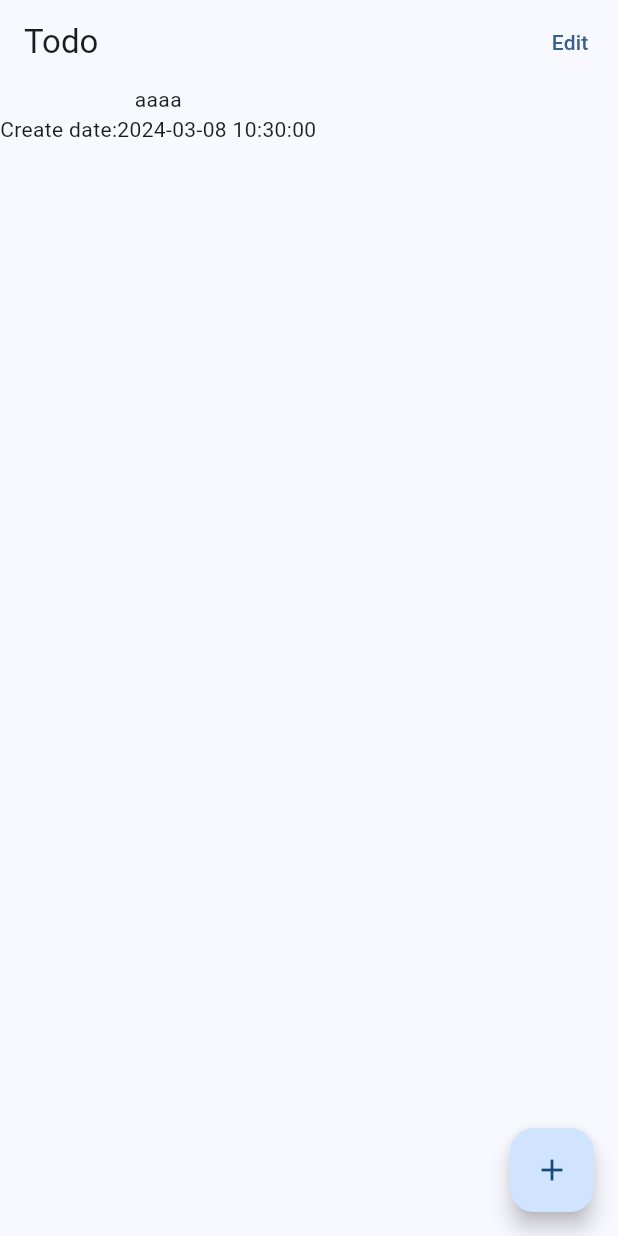
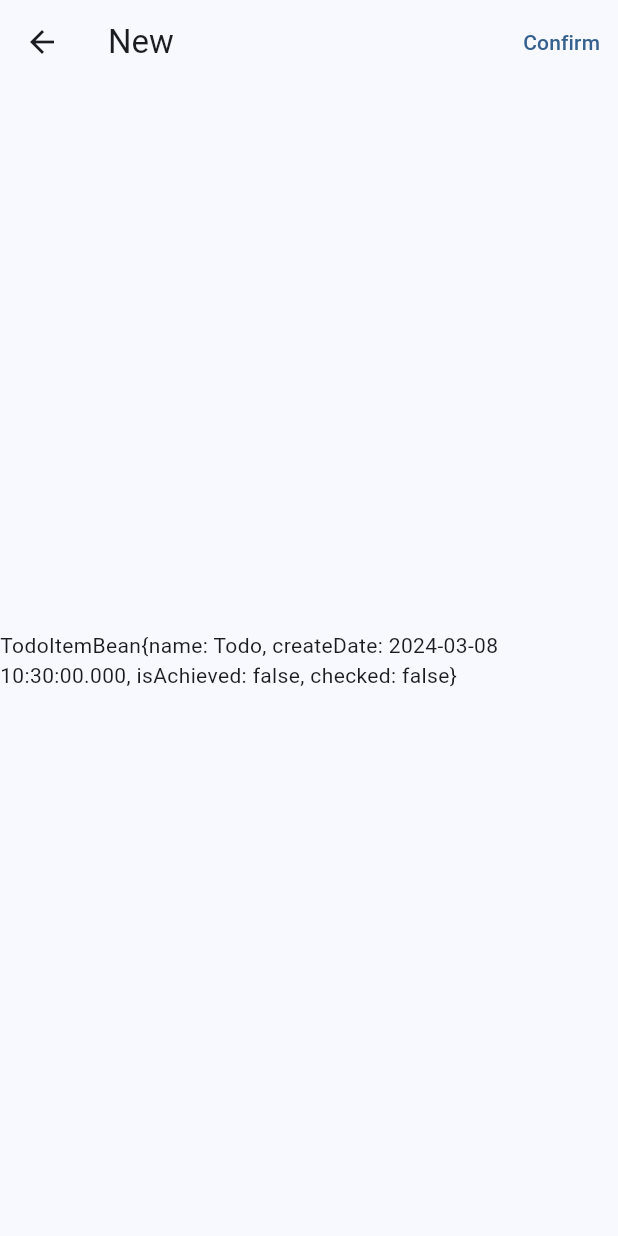
Before and after one commit to Jackjack47/todo_application, a Flutter app: the screen it shows after launch, after a tap on the "add" icon, on a phone screen of 412 x 824 dp. Run offline on Flutter 3.47's test engine with Material 3 defaults, Android fonts, the phone set to English and light mode, and no system bars; our stand-ins replace get; generated files the repository leaves out were written again.

Commit message:
first commit

```diff
--- a/lib/l10n/app_en.arb
+++ b/lib/l10n/app_en.arb
@@ -1,5 +1,9 @@
 {
   "todo": "Todo",
   "createDate": "Create date:",
-  "edit": "Edit"
+  "edit": "Edit",
+  "cancel": "Cancel",
+  "selectAll": "Select all",
+  "newTodo": "New",
+  "confirm": "Confirm"
 }
--- a/lib/l10n/app_zh.arb
+++ b/lib/l10n/app_zh.arb
@@ -1,5 +1,9 @@
 {
   "todo": "待办",
   "createDate": "创建日期：",
-  "edit": "编辑"
+  "edit": "编辑",
+  "cancel": "取消",
+  "selectAll": "全选",
+  "newTodo": "新建",
+  "confirm": "确定"
 }
--- a/lib/pages/home/home_controller.dart
+++ b/lib/pages/home/home_controller.dart
@@ -1,20 +1,83 @@
+import 'dart:async';
+
+import 'package:flutter/material.dart';
 import 'package:get/get.dart';
 
-import '../../models/todo_item.dart';
+import '../../view_models/todo_item_bean.dart';
+import '../todo_detail/todo_detail_page.dart';
 
 class HomeController extends GetxController {
-  RxList<TodoItem> todoItemList = RxList([]);
+  RxList<TodoItemBean> todoItemList = RxList([]);
   RxBool isEditMode = RxBool(false);
 
-  edit() {
-    isEditMode.value = !isEditMode.value;
+  bool _allChecked = false;
+  bool _allUnchecked = true;
+  late StreamSubscription? _todoItemListSubscription;
+
+  @override
+  void onClose() {
+    _todoItemListSubscription?.cancel();
+    _todoItemListSubscription = null;
+    super.onClose();
   }
 
-  addTodo() {
-    todoItemList.add(TodoItem(
-      name: 'aaaa',
-      createDate: DateTime.now(),
-      isAchieved: false,
-    ));
+  void onTodoItemListUpdate(List<TodoItemBean> data) {
+    var checked = true;
+    var unchecked = true;
+    for (var i = 0; i < data.length; ++i) {
+      var o = data[i];
+      checked = checked & o.checked;
+      unchecked = unchecked & !o.checked;
+    }
+    _allChecked = checked;
+    _allUnchecked = unchecked;
+  }
+
+  void edit() {
+    if (isEditMode.value) {
+      exitEditMode();
+    } else {
+      startEditMode();
+    }
+  }
+
+  void startEditMode() {
+    isEditMode.value = true;
+    _todoItemListSubscription = todoItemList.listen(onTodoItemListUpdate);
+  }
+
+  void exitEditMode() {
+    isEditMode.value = false;
+    _todoItemListSubscription?.cancel();
+    _todoItemListSubscription = null;
+    if (!_allUnchecked && todoItemList.isNotEmpty) {
+      todoItemList.value = todoItemList.map((e) => e.copyWith(checked: false)).toList();
+    }
+    _allChecked = false;
+    _allUnchecked = true;
+  }
+
+  void select(int index) {
+    final item = todoItemList[index];
+    todoItemList[index] = item.copyWith(checked: !item.checked);
+  }
+
+  void selectAll() {
+    todoItemList.value = todoItemList.map((e) => e.copyWith(checked: !_allChecked)).toList();
+  }
+
+  void delete() {
+    todoItemList.value = todoItemList.where((e) => !e.checked).toList();
+    exitEditMode();
+  }
+
+  void add(BuildContext context) {
+    Navigator.of(context)
+        .push<TodoItemBean>(MaterialPageRoute(builder: (context) => const TodoDetailPage()))
+        .then((data) {
+      if (data != null) {
+        todoItemList.add(data);
+      }
+    });
   }
 }
--- a/lib/pages/home/home_page.dart
+++ b/lib/pages/home/home_page.dart
@@ -17,14 +17,31 @@ class HomePage extends StatelessWidget {
           appBar: AppBar(
             title: Text(AppLocalizations.of(context)!.todo),
             actions: [
-              TextButton(onPressed: _.edit, child: Text(AppLocalizations.of(context)!.edit))
+              Obx(() {
+                final isEditMode = _.isEditMode.value;
+                return isEditMode
+                    ? TextButton(onPressed: _.selectAll, child: Text(AppLocalizations.of(context)!.selectAll))
+                    : const SizedBox();
+              }),
+              Obx(() {
+                final isEditMode = _.isEditMode.value;
+                return isEditMode
+                    ? TextButton(onPressed: _.edit, child: Text(AppLocalizations.of(context)!.cancel))
+                    : Obx(() {
+                        final data = _.todoItemList;
+                        return IconButton(onPressed: data.isEmpty ? null : _.edit, icon: const Icon(Icons.delete));
+                      });
+              }),
             ],
           ),
           body: const HomeTodoList(),
-          floatingActionButton: FloatingActionButton(
-            onPressed: _.addTodo,
-            child: const Icon(Icons.add),
-          ),
+          floatingActionButton: Obx(() {
+            final isEditMode = _.isEditMode.value;
+            return FloatingActionButton(
+              onPressed: () => isEditMode ? _.delete : _.add(context),
+              child: isEditMode ? const Icon(Icons.delete) : const Icon(Icons.add),
+            );
+          }),
         );
       },
     );
--- a/lib/pages/home/home_todo_list.dart
+++ b/lib/pages/home/home_todo_list.dart
@@ -1,10 +1,10 @@
 import 'package:flutter/material.dart';
 import 'package:get/get.dart';
-import 'package:flutter_gen/gen_l10n/app_localizations.dart';
-import 'package:todo_application/pages/home/home_todo_list_item.dart';
+import 'package:todo_application/pages/todo_detail/todo_detail_page.dart';
 
+import '../../view_models/todo_item_bean.dart';
 import 'home_controller.dart';
-import '../../utils/date_time_util.dart';
+import 'home_todo_list_item.dart';
 
 class HomeTodoList extends StatelessWidget {
   const HomeTodoList({super.key});
@@ -16,12 +16,25 @@ class HomeTodoList extends StatelessWidget {
         final data = _.todoItemList;
         final isEditMode = _.isEditMode.value;
         return ListView.builder(
-          itemBuilder: (BuildContext context, int index) {
+          physics: const BouncingScrollPhysics(),
+          prototypeItem: HomeTodoListItem(
+            item: TodoItemBean(name: '', createDate: DateTime(2000), isAchieved: false, checked: false),
+            isEditMode: false,
+          ),
+          itemBuilder: (context, index) {
             final item = data[index];
             return HomeTodoListItem(
-              title: item.name,
-              subTitle: '${AppLocalizations.of(context)!.createDate}${item.createDate.toStringWithoutDeciSecond()}',
+              item: item,
               isEditMode: isEditMode,
+              onTap: () {
+                if (isEditMode) {
+                  _.select(index);
+                } else {
+                  Navigator.of(context).push(MaterialPageRoute(
+                    builder: (context) => TodoDetailPage(todoItemBean: item),
+                  ));
+                }
+              },
             );
           },
           itemCount: data.length,
--- a/lib/pages/home/home_todo_list_item.dart
+++ b/lib/pages/home/home_todo_list_item.dart
@@ -1,42 +1,72 @@
 import 'package:flutter/material.dart';
+import 'package:flutter_gen/gen_l10n/app_localizations.dart';
+
+import '../../view_models/todo_item_bean.dart';
+import '../../utils/date_time_util.dart';
 
 class HomeTodoListItem extends StatelessWidget {
   const HomeTodoListItem({
     super.key,
-    required this.title,
-    required this.subTitle,
+    this.onTap,
+    required this.item,
     required this.isEditMode,
   });
 
-  final String title;
-  final String subTitle;
+  final TodoItemBean item;
   final bool isEditMode;
+  final VoidCallback? onTap;
 
   @override
   Widget build(BuildContext context) {
-    return Row(
+    final theme = Theme.of(context);
+    final colorScheme = theme.colorScheme;
+
+    return InkWell(
+      onTap: onTap,
+      customBorder: const Border(),
+      child: Ink(
+        decoration: ShapeDecoration(
+          color: item.isAchieved ? colorScheme.background : colorScheme.primaryContainer,
+          shape: const Border(),
+        ),
+        child: SafeArea(
+          top: false,
+          bottom: false,
+          minimum: isEditMode
+              ? const EdgeInsets.fromLTRB(0, 12, 16, 12)
+              : const EdgeInsets.symmetric(vertical: 12, horizontal: 16),
+          child: Row(
             children: [
               isEditMode
-            ? Checkbox(
-                value: false,
+                  ? IgnorePointer(
+                      child: Checkbox(
+                        value: item.checked,
                         onChanged: (b) {},
+                      ),
                     )
                   : Container(),
               Column(
+                crossAxisAlignment: CrossAxisAlignment.start,
                 children: [
                   Text(
-              title,
+                    item.name,
                     maxLines: 1,
                     overflow: TextOverflow.ellipsis,
                   ),
                   Text(
-              subTitle,
+                    '${AppLocalizations.of(context)!.createDate}${item.createDate.toStringWithoutDeciSecond()}',
                     maxLines: 1,
                     overflow: TextOverflow.ellipsis,
+                    style: theme.textTheme.bodyMedium?.copyWith(
+                      color: colorScheme.onSurfaceVariant,
+                    ),
                   ),
                 ],
               ),
             ],
+          ),
+        ),
+      ),
     );
   }
 }
--- /dev/null
+++ b/lib/pages/todo_detail/todo_detail_controller.dart
@@ -0,0 +1,17 @@
+import 'package:flutter/material.dart';
+import 'package:get/get.dart';
+import 'package:todo_application/view_models/todo_item_bean.dart';
+
+class TodoDetailController extends GetxController {
+  TodoDetailController(TodoItemBean? item) {
+    isEditMode = item != null;
+    this.item = Rx(item ?? TodoItemBean(name: 'Todo', createDate: DateTime.now(), isAchieved: false, checked: false));
+  }
+
+  bool isEditMode = false;
+  late Rx<TodoItemBean> item;
+
+  onConfirm(BuildContext context) {
+    Navigator.of(context).pop(item.value);
+  }
+}
--- /dev/null
+++ b/lib/pages/todo_detail/todo_detail_page.dart
@@ -0,0 +1,32 @@
+import 'package:flutter/material.dart';
+import 'package:get/get.dart';
+import 'package:flutter_gen/gen_l10n/app_localizations.dart';
+
+import '../../view_models/todo_item_bean.dart';
+import 'todo_detail_controller.dart';
+
+class TodoDetailPage extends StatelessWidget {
+  const TodoDetailPage({super.key, this.todoItemBean});
+
+  final TodoItemBean? todoItemBean;
+
+  @override
+  Widget build(BuildContext context) {
+    return GetBuilder(
+      init: TodoDetailController(todoItemBean),
+      builder: (_) {
+        return Scaffold(
+          appBar: AppBar(
+            title: Text(_.isEditMode ? AppLocalizations.of(context)!.edit : AppLocalizations.of(context)!.newTodo),
+            actions: [
+              TextButton(onPressed: () => _.onConfirm(context), child: Text(AppLocalizations.of(context)!.confirm)),
+            ],
+          ),
+          body: Center(
+            child: Text(_.item.value.toString()),
+          ),
+        );
+      },
+    );
+  }
+}
--- /dev/null
+++ b/lib/view_models/todo_item_bean.dart
@@ -0,0 +1,35 @@
+class TodoItemBean {
+  TodoItemBean({
+    required this.name,
+    required this.createDate,
+    required this.isAchieved,
+    required this.checked,
+  });
+
+  String name;
+
+  DateTime createDate;
+
+  bool isAchieved;
+
+  bool checked;
+
+  TodoItemBean copyWith({
+    String? name,
+    DateTime? createDate,
+    bool? isAchieved,
+    bool? checked,
+  }) {
+    return TodoItemBean(
+      name: name ?? this.name,
+      createDate: createDate ?? this.createDate,
+      isAchieved: isAchieved ?? this.isAchieved,
+      checked: checked ?? this.checked,
+    );
+  }
+
+  @override
+  String toString() {
+    return 'TodoItemBean{name: $name, createDate: $createDate, isAchieved: $isAchieved, checked: $checked}';
+  }
+}
```
Also changed, not shown: lib/utils/logger.dart (added, +14 -0 lines). Lines whose indentation alone changed are shown as unchanged.
